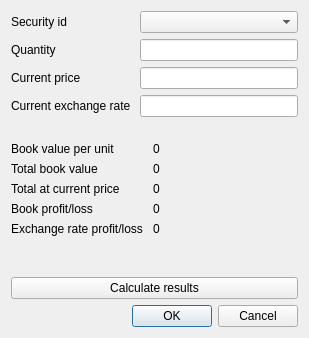
Above: report/accounting/portfolioAccounting/ch.banana.portfolio.accounting.calc.sales.data.dialog.ui from BananaAccounting/Universal before the change. Below: the same form after it.
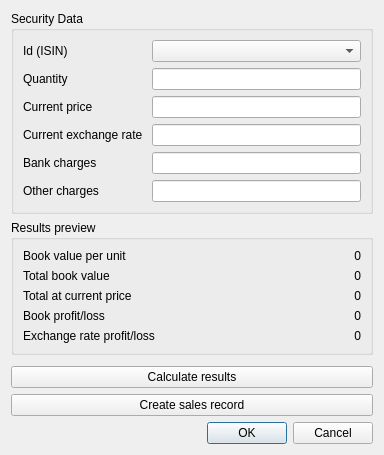
That is the form after the change.

The edit to the form file:
```diff
--- a/report/accounting/portfolioAccounting/ch.banana.portfolio.accounting.calc.sales.data.dialog.ui
+++ b/report/accounting/portfolioAccounting/ch.banana.portfolio.accounting.calc.sales.data.dialog.ui
@@ -6,8 +6,8 @@
    <rect>
     <x>0</x>
     <y>0</y>
-    <width>309</width>
-    <height>338</height>
+    <width>384</width>
+    <height>454</height>
    </rect>
   </property>
   <property name="windowTitle">
@@ -15,19 +15,16 @@
   </property>
   <layout class="QVBoxLayout" name="verticalLayout">
    <item>
-    <layout class="QFormLayout" name="formLayout">
-     <property name="verticalSpacing">
-      <number>6</number>
+    <widget class="QGroupBox" name="groupBox">
+     <property name="title">
+      <string>Security Data</string>
      </property>
-     <item row="1" column="0">
-      <widget class="QLabel" name="quantity_label">
-       <property name="text">
-        <string>Quantity</string>
-       </property>
-      </widget>
-     </item>
-     <item row="1" column="1">
-      <widget class="QLineEdit" name="quantity_lineEdit"/>
+     <layout class="QGridLayout" name="gridLayout">
+      <item row="4" column="2">
+       <widget class="QLineEdit" name="bankCharges_lineEdit"/>
+      </item>
+      <item row="2" column="2">
+       <widget class="QLineEdit" name="marketPrice_lineEdit"/>
      </item>
      <item row="2" column="0">
       <widget class="QLabel" name="marketPrice_label">
@@ -36,8 +33,35 @@
        </property>
       </widget>
      </item>
-     <item row="2" column="1">
-      <widget class="QLineEdit" name="marketPrice_lineEdit"/>
+      <item row="1" column="2">
+       <widget class="QLineEdit" name="quantity_lineEdit"/>
+      </item>
+      <item row="0" column="0">
+       <widget class="QLabel" name="item_label">
+        <property name="text">
+         <string>Id (ISIN)</string>
+        </property>
+       </widget>
+      </item>
+      <item row="0" column="2">
+       <widget class="QComboBox" name="item_comboBox"/>
+      </item>
+      <item row="4" column="0">
+       <widget class="QLabel" name="bankCharges_label">
+        <property name="text">
+         <string>Bank charges</string>
+        </property>
+       </widget>
+      </item>
+      <item row="1" column="0">
+       <widget class="QLabel" name="quantity_label">
+        <property name="text">
+         <string>Quantity</string>
+        </property>
+       </widget>
+      </item>
+      <item row="3" column="2">
+       <widget class="QLineEdit" name="currentExchangeRate_lineEdit"/>
      </item>
      <item row="3" column="0">
       <widget class="QLabel" name="currentExchangerate_label">
@@ -46,40 +70,28 @@
        </property>
       </widget>
      </item>
-     <item row="3" column="1">
-      <widget class="QLineEdit" name="currentExchangeRate_lineEdit"/>
-     </item>
-     <item row="0" column="1">
-      <widget class="QComboBox" name="item_comboBox"/>
-     </item>
-     <item row="0" column="0">
-      <widget class="QLabel" name="item_label">
+      <item row="5" column="0">
+       <widget class="QLabel" name="otherCharges_label">
        <property name="text">
-        <string>Security id</string>
+         <string>Other charges</string>
        </property>
       </widget>
      </item>
-    </layout>
+      <item row="5" column="2">
+       <widget class="QLineEdit" name="otherCharges_lineEdit"/>
+      </item>
+     </layout>
+    </widget>
    </item>
    <item>
-    <layout class="QVBoxLayout" name="verticalLayout_2"/>
-   </item>
-   <item>
-    <layout class="QFormLayout" name="formLayout_3">
-     <item row="0" column="0">
-      <widget class="QLabel" name="averageCostTitle_label">
-       <property name="text">
-        <string>Book value per unit</string>
-       </property>
-      </widget>
-     </item>
-     <item row="0" column="1">
-      <widget class="QLabel" name="averageCost_label">
-       <property name="text">
-        <string>0</string>
-       </property>
-      </widget>
-     </item>
+    <widget class="QGroupBox" name="groupBox_2">
+     <property name="title">
+      <string>Results preview</string>
+     </property>
+     <property name="flat">
+      <bool>false</bool>
+     </property>
+     <layout class="QGridLayout" name="gridLayout_2">
      <item row="1" column="0">
       <widget class="QLabel" name="AverageValueOfSharesTitle_label">
        <property name="text">
@@ -87,13 +99,6 @@
        </property>
       </widget>
      </item>
-     <item row="1" column="1">
-      <widget class="QLabel" name="averageValueOfShares_label">
-       <property name="text">
-        <string>0</string>
-       </property>
-      </widget>
-     </item>
      <item row="2" column="0">
       <widget class="QLabel" name="TotalValueOfSharestitle_label">
        <property name="text">
@@ -101,10 +106,33 @@
        </property>
       </widget>
      </item>
-     <item row="2" column="1">
-      <widget class="QLabel" name="totalValueOfShares_label">
+      <item row="0" column="1">
+       <widget class="QLabel" name="averageCost_label">
+        <property name="layoutDirection">
+         <enum>Qt::LayoutDirection::RightToLeft</enum>
+        </property>
        <property name="text">
         <string>0</string>
+        </property>
+        <property name="alignment">
+         <set>Qt::AlignmentFlag::AlignRight|Qt::AlignmentFlag::AlignTrailing|Qt::AlignmentFlag::AlignVCenter</set>
+        </property>
+       </widget>
+      </item>
+      <item row="0" column="0">
+       <widget class="QLabel" name="averageCostTitle_label">
+        <property name="text">
+         <string>Book value per unit</string>
+        </property>
+       </widget>
+      </item>
+      <item row="3" column="1">
+       <widget class="QLabel" name="saleResultPreview_label">
+        <property name="text">
+         <string>0</string>
+        </property>
+        <property name="alignment">
+         <set>Qt::AlignmentFlag::AlignRight|Qt::AlignmentFlag::AlignTrailing|Qt::AlignmentFlag::AlignVCenter</set>
        </property>
       </widget>
      </item>
@@ -115,10 +143,23 @@
        </property>
       </widget>
      </item>
-     <item row="3" column="1">
-      <widget class="QLabel" name="saleResultPreview_label">
+      <item row="2" column="1">
+       <widget class="QLabel" name="totalValueOfShares_label">
        <property name="text">
         <string>0</string>
+        </property>
+        <property name="alignment">
+         <set>Qt::AlignmentFlag::AlignRight|Qt::AlignmentFlag::AlignTrailing|Qt::AlignmentFlag::AlignVCenter</set>
+        </property>
+       </widget>
+      </item>
+      <item row="1" column="1">
+       <widget class="QLabel" name="averageValueOfShares_label">
+        <property name="text">
+         <string>0</string>
+        </property>
+        <property name="alignment">
+         <set>Qt::AlignmentFlag::AlignRight|Qt::AlignmentFlag::AlignTrailing|Qt::AlignmentFlag::AlignVCenter</set>
        </property>
       </widget>
      </item>
@@ -134,9 +175,13 @@
        <property name="text">
         <string>0</string>
        </property>
+        <property name="alignment">
+         <set>Qt::AlignmentFlag::AlignRight|Qt::AlignmentFlag::AlignTrailing|Qt::AlignmentFlag::AlignVCenter</set>
+        </property>
       </widget>
      </item>
     </layout>
+    </widget>
    </item>
    <item>
     <spacer name="verticalSpacer">
@@ -161,6 +206,13 @@
      </property>
     </widget>
    </item>
+   <item>
+    <widget class="QPushButton" name="createSaleRecord_button">
+     <property name="text">
+      <string>Create sales record</string>
+     </property>
+    </widget>
+   </item>
    <item>
     <widget class="QDialogButtonBox" name="cancel_button">
      <property name="orientation">
```
Lines whose indentation alone changed are shown as unchanged.
